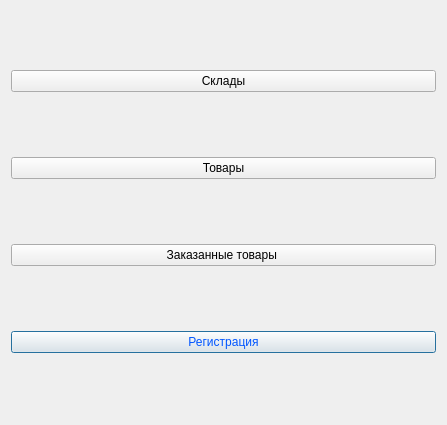
First picture: the form in course2/stock_emp.ui, repository Sushakkk/Course-work-DB, before the edit.
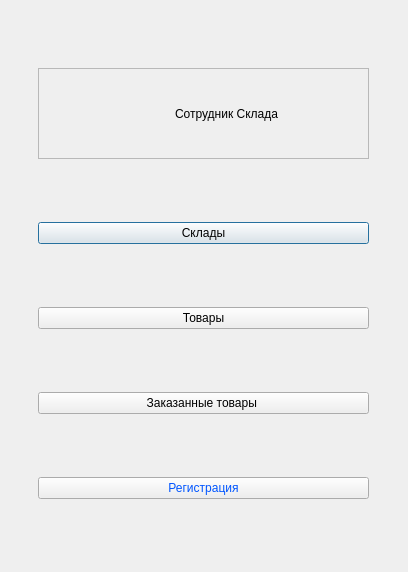
Second picture: the form after the edit. Icons and pictures are not drawn.

Diff of the .ui file:
```diff
--- a/course2/stock_emp.ui
+++ b/course2/stock_emp.ui
@@ -6,45 +6,95 @@
    <rect>
     <x>0</x>
     <y>0</y>
-    <width>447</width>
-    <height>425</height>
+    <width>408</width>
+    <height>572</height>
    </rect>
   </property>
   <property name="windowTitle">
    <string>Dialog</string>
   </property>
   <layout class="QGridLayout" name="gridLayout">
-   <item row="8" column="0">
-    <widget class="QPushButton" name="btnAuthorization">
-     <property name="styleSheet">
-      <string notr="true">color: rgb(0, 85, 255);</string>
-     </property>
-     <property name="text">
-      <string>Регистрация</string>
-     </property>
-    </widget>
-   </item>
-   <item row="2" column="0">
-    <widget class="QPushButton" name="btnOrder_product">
-     <property name="text">
-      <string>Заказанные товары </string>
-     </property>
-    </widget>
-   </item>
    <item row="0" column="0">
+    <widget class="QFrame" name="frame_title_Report">
+     <property name="minimumSize">
+      <size>
+       <width>291</width>
+       <height>84</height>
+      </size>
+     </property>
+     <property name="maximumSize">
+      <size>
+       <width>331</width>
+       <height>91</height>
+      </size>
+     </property>
+     <property name="frameShape">
+      <enum>QFrame::StyledPanel</enum>
+     </property>
+     <property name="frameShadow">
+      <enum>QFrame::Raised</enum>
+     </property>
+     <layout class="QHBoxLayout" name="horizontalLayout_3">
+      <item>
+       <widget class="QLabel" name="ImgReport">
+        <property name="text">
+         <string/>
+        </property>
+        <property name="pixmap">
+         <pixmap resource="Recource.qrc">:/rec/img/men.png</pixmap>
+        </property>
+       </widget>
+      </item>
+      <item>
+       <widget class="QLabel" name="lbReport">
+        <property name="minimumSize">
+         <size>
+          <width>184</width>
+          <height>64</height>
+         </size>
+        </property>
+        <property name="styleSheet">
+         <string notr="true">font: 20pt &quot;Segoe UI&quot;;</string>
+        </property>
+        <property name="text">
+         <string>Сотрудник Склада</string>
+        </property>
+       </widget>
+      </item>
+     </layout>
+    </widget>
+   </item>
+   <item row="1" column="0">
     <widget class="QPushButton" name="btnStock">
      <property name="text">
       <string>Склады</string>
      </property>
     </widget>
    </item>
-   <item row="1" column="0">
+   <item row="2" column="0">
     <widget class="QPushButton" name="btnProduct">
      <property name="text">
       <string>Товары</string>
      </property>
     </widget>
    </item>
+   <item row="3" column="0">
+    <widget class="QPushButton" name="btnOrder_product">
+     <property name="text">
+      <string>Заказанные товары </string>
+     </property>
+    </widget>
+   </item>
+   <item row="4" column="0">
+    <widget class="QPushButton" name="btnAuthorization">
+     <property name="styleSheet">
+      <string notr="true">color: rgb(0, 85, 255);</string>
+     </property>
+     <property name="text">
+      <string>Регистрация</string>
+     </property>
+    </widget>
+   </item>
   </layout>
  </widget>
  <resources/>
```
Left out of the diff: 4 changed lines with no effect on the pictures.
